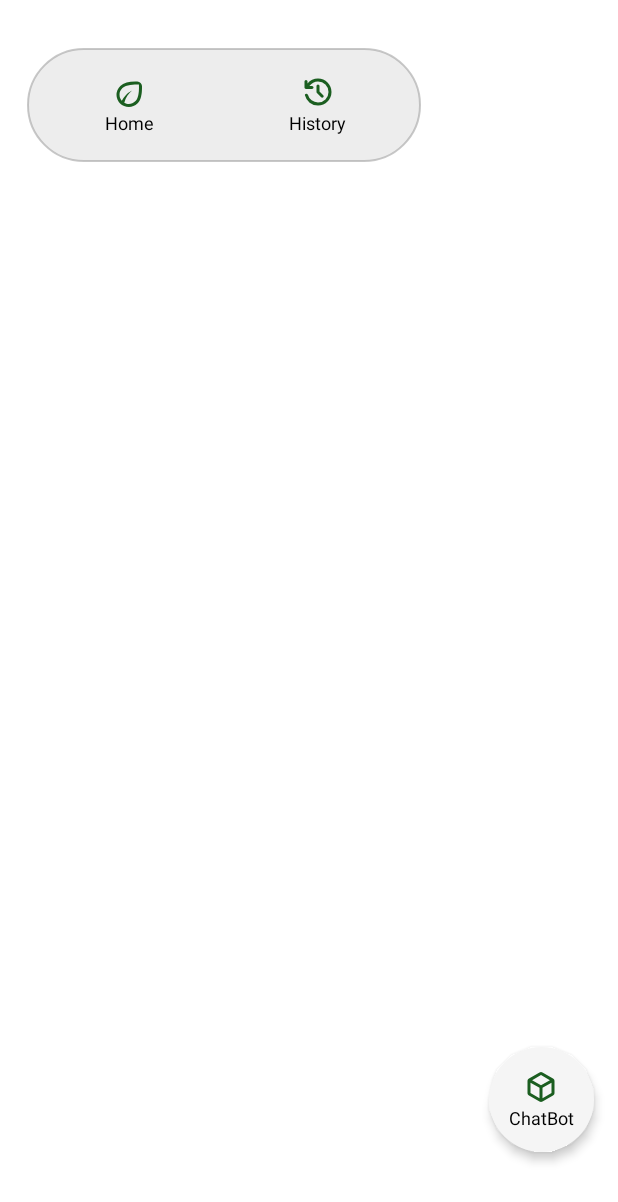
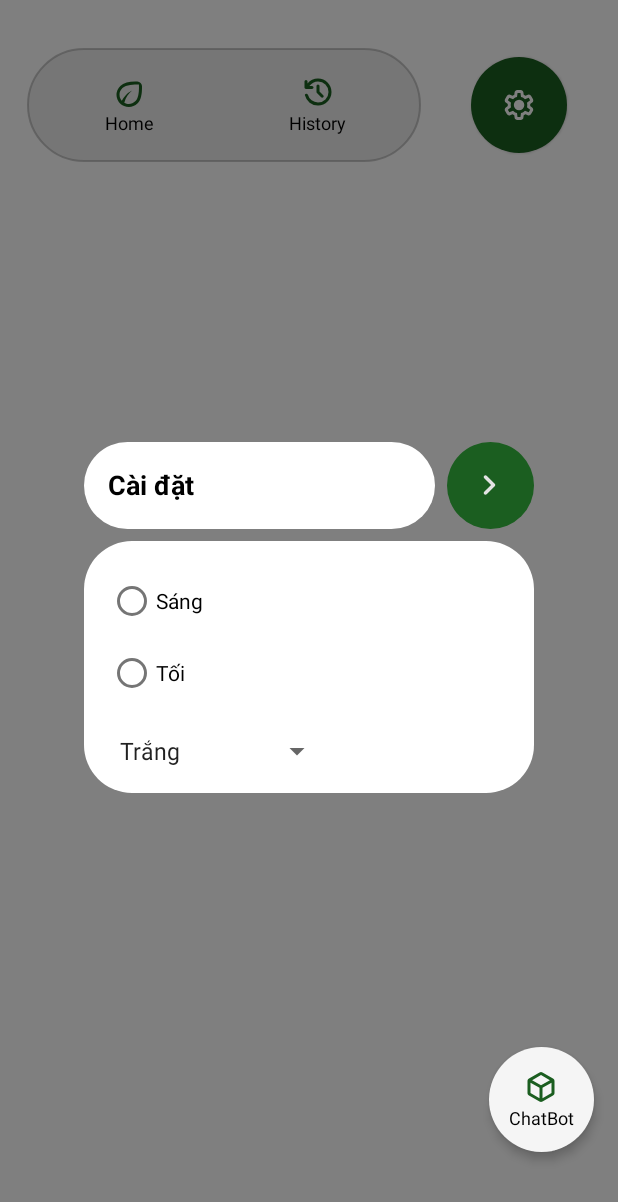
Before and after one commit to vogiahuy257/leaf-care, an Android app: the layout activity_main.xml on its own in the app's theme, with its tools: preview values and no code run, on a phone screen of 412 x 824 dp. Shown: the top 1202 px of the screen. Run offline under Robolectric (Android 15) with nearby library versions, the phone set to English and light mode, and no system bars.

Commit message:
16_09_2025 Implement settings panel and update UI components; add loading overlay and enhance drawable resources

```diff
--- a/app/src/main/java/com/example/green/Setting.java
+++ b/app/src/main/java/com/example/green/Setting.java
@@ -1,4 +1,46 @@
 package com.example.green;
 
-public class Setting {
+import android.content.Context;
+import android.util.AttributeSet;
+import android.view.LayoutInflater;
+import android.widget.ImageView;
+import android.widget.LinearLayout;
+
+import androidx.annotation.Nullable;
+
+public class Setting extends LinearLayout {
+
+    private ImageView btnClose;
+
+    public Setting(Context context) {
+        super(context);
+        init(context);
+    }
+
+    public Setting(Context context, @Nullable AttributeSet attrs) {
+        super(context, attrs);
+        init(context);
+    }
+
+    public Setting(Context context, @Nullable AttributeSet attrs, int defStyleAttr) {
+        super(context, attrs, defStyleAttr);
+        init(context);
+    }
+
+    private void init(Context context) {
+        LayoutInflater.from(context).inflate(R.layout.view_setting, this, true);
+        btnClose = findViewById(R.id.btnCloseSetting);
+
+        btnClose.setOnClickListener(v -> setVisibility(GONE));
+    }
+
+    /** Hiển thị panel */
+    public void show() {
+        setVisibility(VISIBLE);
+    }
+
+    /** Ẩn panel */
+    public void hide() {
+        setVisibility(GONE);
+    }
 }
--- a/app/src/main/res/drawable/bg_button_pr.xml
+++ b/app/src/main/res/drawable/bg_button_pr.xml
@@ -2,7 +2,7 @@
     android:shape="rectangle">
 
     <!-- Nền trong suốt mờ (trắng với alpha 67%) -->
-    <solid android:color="@color/accent_color"/>
+    <solid android:color="@color/primary_dark"/>
 
     <!-- Bo góc -->
     <corners android:radius="100dp"/>
--- a/app/src/main/res/drawable/bg_shadow.xml
+++ b/app/src/main/res/drawable/bg_shadow.xml
@@ -1,4 +1,6 @@
-<?xml version="1.0" encoding="utf-8"?>
-<selector xmlns:android="http://schemas.android.com/apk/res/android">
-
-</selector>
+<shape xmlns:android="http://schemas.android.com/apk/res/android"
+    android:shape="rectangle">
+    <solid android:color="@android:color/white"/>
+    <corners android:radius="32dp"/>
+    <elevation android:shadowColor="#55000000"/>
+</shape>
--- a/app/src/main/res/drawable/ic_setting.xml
+++ b/app/src/main/res/drawable/ic_setting.xml
@@ -1,5 +1,5 @@
 <vector xmlns:android="http://schemas.android.com/apk/res/android" android:autoMirrored="true" android:height="24dp" android:viewportHeight="960" android:viewportWidth="960" android:width="24dp">
 
-    <path android:fillColor="#e3e3e3" android:pathData="M433,880q-27,0 -46.5,-18T363,818l-9,-66q-13,-5 -24.5,-12T307,725l-62,26q-25,11 -50,2t-39,-32l-47,-82q-14,-23 -8,-49t27,-43l53,-40q-1,-7 -1,-13.5v-27q0,-6.5 1,-13.5l-53,-40q-21,-17 -27,-43t8,-49l47,-82q14,-23 39,-32t50,2l62,26q11,-8 23,-15t24,-12l9,-66q4,-26 23.5,-44t46.5,-18h94q27,0 46.5,18t23.5,44l9,66q13,5 24.5,12t22.5,15l62,-26q25,-11 50,-2t39,32l47,82q14,23 8,49t-27,43l-53,40q1,7 1,13.5v27q0,6.5 -2,13.5l53,40q21,17 27,43t-8,49l-48,82q-14,23 -39,32t-50,-2l-60,-26q-11,8 -23,15t-24,12l-9,66q-4,26 -23.5,44T527,880h-94ZM440,800h79l14,-106q31,-8 57.5,-23.5T639,633l99,41 39,-68 -86,-65q5,-14 7,-29.5t2,-31.5q0,-16 -2,-31.5t-7,-29.5l86,-65 -39,-68 -99,42q-22,-23 -48.5,-38.5T533,266l-13,-106h-79l-14,106q-31,8 -57.5,23.5T321,327l-99,-41 -39,68 86,64q-5,15 -7,30t-2,32q0,16 2,31t7,30l-86,65 39,68 99,-42q22,23 48.5,38.5T427,694l13,106ZM482,620q58,0 99,-41t41,-99q0,-58 -41,-99t-99,-41q-59,0 -99.5,41T342,480q0,58 40.5,99t99.5,41ZM480,480Z"/>
+    <path android:fillColor="#fff" android:pathData="M433,880q-27,0 -46.5,-18T363,818l-9,-66q-13,-5 -24.5,-12T307,725l-62,26q-25,11 -50,2t-39,-32l-47,-82q-14,-23 -8,-49t27,-43l53,-40q-1,-7 -1,-13.5v-27q0,-6.5 1,-13.5l-53,-40q-21,-17 -27,-43t8,-49l47,-82q14,-23 39,-32t50,2l62,26q11,-8 23,-15t24,-12l9,-66q4,-26 23.5,-44t46.5,-18h94q27,0 46.5,18t23.5,44l9,66q13,5 24.5,12t22.5,15l62,-26q25,-11 50,-2t39,32l47,82q14,23 8,49t-27,43l-53,40q1,7 1,13.5v27q0,6.5 -2,13.5l53,40q21,17 27,43t-8,49l-48,82q-14,23 -39,32t-50,-2l-60,-26q-11,8 -23,15t-24,12l-9,66q-4,26 -23.5,44T527,880h-94ZM440,800h79l14,-106q31,-8 57.5,-23.5T639,633l99,41 39,-68 -86,-65q5,-14 7,-29.5t2,-31.5q0,-16 -2,-31.5t-7,-29.5l86,-65 -39,-68 -99,42q-22,-23 -48.5,-38.5T533,266l-13,-106h-79l-14,106q-31,8 -57.5,23.5T321,327l-99,-41 -39,68 86,64q-5,15 -7,30t-2,32q0,16 2,31t7,30l-86,65 39,68 99,-42q22,23 48.5,38.5T427,694l13,106ZM482,620q58,0 99,-41t41,-99q0,-58 -41,-99t-99,-41q-59,0 -99.5,41T342,480q0,58 40.5,99t99.5,41ZM480,480Z"/>
 
 </vector>
--- a/app/src/main/res/drawable/rounded_bottom.xml
+++ b/app/src/main/res/drawable/rounded_bottom.xml
@@ -1,4 +1,4 @@
 <shape xmlns:android="http://schemas.android.com/apk/res/android" android:shape="rectangle">
-    <solid android:color="@android:color/white"/>
+    <solid android:color="@color/white"/>
     <corners android:bottomLeftRadius="16dp" android:bottomRightRadius="16dp"/>
 </shape>
--- a/app/src/main/res/layout/activity_main.xml
+++ b/app/src/main/res/layout/activity_main.xml
@@ -107,7 +107,7 @@
 
         <!-- ChatBot Button: 1/3 -->
         <LinearLayout
-            android:id="@+id/buttonChatBot"
+            android:id="@+id/buttonSetting"
             android:layout_width="0dp"
             android:layout_height="76dp"
             android:layout_weight="1"
@@ -115,29 +115,21 @@
             android:gravity="center"
             android:orientation="horizontal">
 
+            <LinearLayout
+                android:layout_width="64dp"
+                android:layout_height="64dp"
+                android:background="@drawable/bg_button_pr"
+                android:elevation="1dp"
+                android:gravity="center"
+                android:orientation="vertical"
+                android:padding="6dp">
 
-<!--            &lt;!&ndash; this is button &ndash;&gt;-->
-<!--            <LinearLayout-->
-<!--                android:layout_width="70dp"-->
-<!--                android:layout_height="70dp"-->
-<!--                android:background="@drawable/bg_button_circle"-->
-<!--                android:elevation="1dp"-->
-<!--                android:gravity="center"-->
-<!--                android:orientation="vertical"-->
-<!--                android:padding="6dp">-->
+                <ImageView
+                    android:layout_width="24dp"
+                    android:layout_height="24dp"
+                    android:src="@drawable/ic_setting" />
 
-<!--                <ImageView-->
-<!--                    android:layout_width="24dp"-->
-<!--                    android:layout_height="24dp"-->
-<!--                    android:src="@drawable/ic_box" />-->
-
-<!--                <TextView-->
-<!--                    android:layout_width="wrap_content"-->
-<!--                    android:layout_height="wrap_content"-->
-<!--                    android:text="ChatBot"-->
-<!--                    android:textColor="@color/black"-->
-<!--                    android:textSize="12sp" />-->
-<!--            </LinearLayout>-->
+            </LinearLayout>
 
         </LinearLayout>
     </LinearLayout>
@@ -198,5 +190,29 @@
         </LinearLayout>
     </FrameLayout>
 
+    <com.example.green.Setting
+        android:id="@+id/settingPanel"
+        android:layout_width="match_parent"
+        android:layout_height="match_parent"/>
+
+    <FrameLayout
+        android:id="@+id/loadingOverlay"
+        android:layout_width="match_parent"
+        android:layout_height="match_parent"
+        android:background="#00000000"
+        android:visibility="gone"
+        android:clickable="true"
+        android:focusable="true"
+        android:gravity="center">
+
+        <ProgressBar
+            android:layout_width="match_parent"
+            android:layout_height="wrap_content"
+            android:layout_gravity="center"
+            android:indeterminate="true"
+            android:visibility="visible" />
+    </FrameLayout>
+
+
 
 </RelativeLayout>
--- a/app/src/main/res/layout/view_setting.xml
+++ b/app/src/main/res/layout/view_setting.xml
@@ -1,6 +1,105 @@
 <?xml version="1.0" encoding="utf-8"?>
-<androidx.constraintlayout.widget.ConstraintLayout xmlns:android="http://schemas.android.com/apk/res/android"
+<FrameLayout xmlns:android="http://schemas.android.com/apk/res/android"
+    android:id="@+id/settingOverlay"
     android:layout_width="match_parent"
-    android:layout_height="match_parent">
+    android:layout_height="match_parent"
+    android:background="#80000000"
+    android:visibility="visible"
+    android:clickable="true"
+    android:focusable="true">
 
-</androidx.constraintlayout.widget.ConstraintLayout>
+    <!-- Khối trung tâm -->
+    <LinearLayout
+        android:layout_width="wrap_content"
+        android:layout_height="wrap_content"
+        android:orientation="vertical"
+        android:layout_gravity="center">
+
+        <!-- Header: Tiêu đề + nút đóng -->
+        <LinearLayout
+            android:layout_width="300dp"
+            android:layout_height="wrap_content"
+            android:orientation="horizontal"
+            android:padding="0dp">
+
+            <!-- Khối tiêu đề -->
+            <FrameLayout
+                android:layout_width="0dp"
+                android:layout_height="58dp"
+                android:layout_weight="1"
+                android:background="@drawable/bg_shadow"
+                android:gravity="center_vertical|start"
+                android:padding="16dp">
+
+                <TextView
+                    android:id="@+id/settingTitle"
+                    android:layout_width="wrap_content"
+                    android:layout_height="wrap_content"
+                    android:text="Cài đặt"
+                    android:textColor="@color/black"
+                    android:textSize="18sp"
+                    android:textStyle="bold" />
+            </FrameLayout>
+
+            <!-- Khối nút đóng -->
+            <FrameLayout
+                android:layout_width="58dp"
+                android:layout_height="58dp"
+                android:background="@drawable/bg_button_pr"
+                android:layout_marginStart="8dp"
+                android:foregroundGravity="center">
+
+                <ImageView
+                    android:id="@+id/btnCloseSetting"
+                    android:layout_width="28dp"
+                    android:layout_height="28dp"
+                    android:layout_gravity="center"
+                    android:src="@drawable/ic_close"
+                    />
+            </FrameLayout>
+
+
+        </LinearLayout>
+
+
+        <!-- Nội dung Setting -->
+        <LinearLayout
+            android:id="@+id/settingContent"
+            android:layout_width="300dp"
+            android:layout_height="wrap_content"
+            android:orientation="vertical"
+            android:background="@drawable/bg_shadow"
+            android:padding="16dp"
+            android:layout_marginTop="8dp"
+            >
+
+            <RadioGroup
+                android:id="@+id/themeGroup"
+                android:orientation="vertical"
+                android:layout_width="wrap_content"
+                android:layout_height="wrap_content">
+
+                <RadioButton
+                    android:id="@+id/radioLight"
+                    android:text="Sáng"
+                    android:layout_width="wrap_content"
+                    android:layout_height="wrap_content"/>
+
+                <RadioButton
+                    android:id="@+id/radioDark"
+                    android:text="Tối"
+                    android:layout_width="wrap_content"
+                    android:layout_height="wrap_content"/>
+            </RadioGroup>
+
+            <Spinner
+                android:id="@+id/bgSpinner"
+                android:layout_width="wrap_content"
+                android:layout_height="wrap_content"
+                android:layout_marginTop="16dp"
+                android:entries="@array/background_options"/>
+        </LinearLayout>
+
+    </LinearLayout>
+
+</FrameLayout>
--- a/app/src/main/res/values/strings.xml
+++ b/app/src/main/res/values/strings.xml
@@ -17,4 +17,15 @@
     <string name="back_to_home">Quay lại trang chủ</string>
     <string name="normal_leaf">Lá bình thường</string>
     <string name="disease_detected">Phát hiện bệnh</string>
+    <string name="setting_title">Cài đặt</string>
+    <string name="close_button">Đóng</string>
+    <string name="theme_light">Sáng</string>
+    <string name="theme_dark">Tối</string>
+
+    <string-array name="background_options">
+        <item>Trắng</item>
+        <item>Đen</item>
+        <item>Xanh lá</item>
+        <item>Xanh dương</item>
+    </string-array>
 </resources>
```
Also changed, not shown: app/src/main/java/com/example/green/MainActivity.java (+40 -19 lines), app/src/main/res/layout/item_history.xml (+6 -3 lines).
